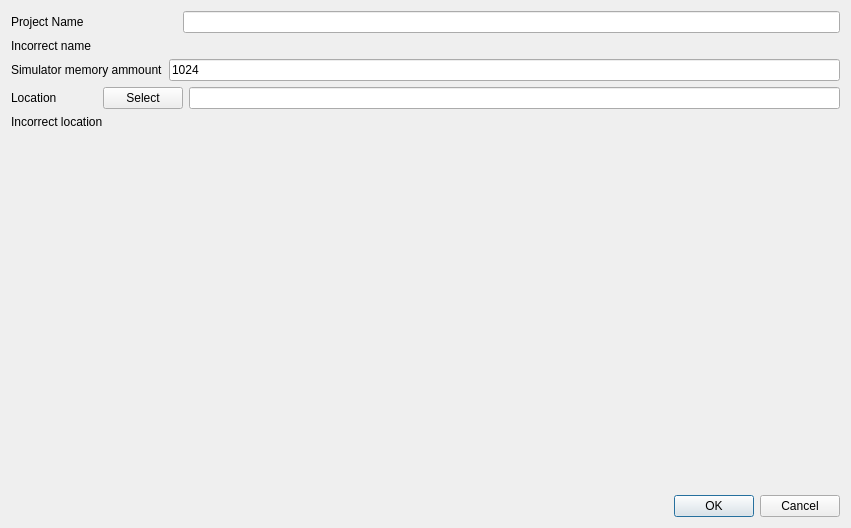
First picture: the form in src/dialogs/createprojectwindow.ui, repository N1vn0vem8er/8080ide, before the edit.
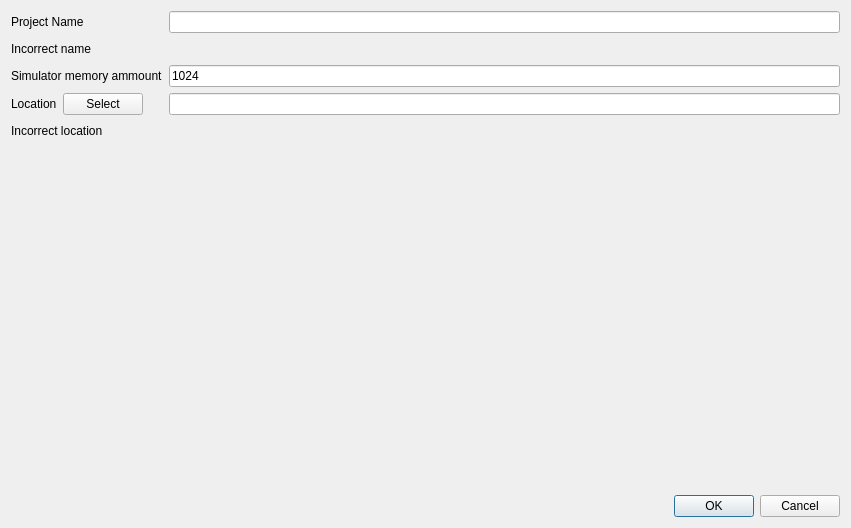
Second picture: the form after the edit.

Commit message: Changed createprojectwindow layout and fixed typos

Diff of the .ui file:
```diff
--- a/src/dialogs/createprojectwindow.ui
+++ b/src/dialogs/createprojectwindow.ui
@@ -20,54 +20,57 @@
    <item>
     <layout class="QVBoxLayout" name="locationLine">
      <item>
-      <layout class="QHBoxLayout" name="nameLine">
-       <item>
+      <layout class="QFormLayout" name="formLayout">
+       <item row="2" column="0">
         <widget class="QLabel" name="nameLabel">
          <property name="text">
-          <string>Project Name                            </string>
+          <string>Project Name</string>
          </property>
         </widget>
        </item>
-       <item>
+       <item row="2" column="1">
         <widget class="QLineEdit" name="projectName"/>
        </item>
-      </layout>
-     </item>
-     <item>
-      <layout class="QHBoxLayout" name="badNameLine">
-       <item>
+       <item row="3" column="0">
         <widget class="QLabel" name="badNameLabel">
          <property name="text">
           <string>&lt;html&gt;&lt;head/&gt;&lt;body&gt;&lt;p&gt;Incorrect name&lt;/p&gt;&lt;/body&gt;&lt;/html&gt;</string>
          </property>
         </widget>
        </item>
-      </layout>
-     </item>
-     <item>
-      <layout class="QHBoxLayout" name="memoryLine">
-       <item>
+       <item row="3" column="1">
+        <spacer name="horizontalSpacer">
+         <property name="orientation">
+          <enum>Qt::Horizontal</enum>
+         </property>
+         <property name="sizeHint" stdset="0">
+          <size>
+           <width>40</width>
+           <height>20</height>
+          </size>
+         </property>
+        </spacer>
+       </item>
+       <item row="4" column="0">
         <widget class="QLabel" name="memoryLabel">
          <property name="text">
           <string>Simulator memory ammount</string>
          </property>
         </widget>
        </item>
-       <item>
+       <item row="4" column="1">
         <widget class="QLineEdit" name="memorySize">
          <property name="text">
           <string>1024</string>
          </property>
         </widget>
        </item>
-      </layout>
-     </item>
-     <item>
-      <layout class="QHBoxLayout" name="horizontalLayout">
+       <item row="5" column="0">
+        <layout class="QHBoxLayout" name="horizontalLayout_3">
        <item>
         <widget class="QLabel" name="locationLabel">
          <property name="text">
-          <string>Location            </string>
+            <string>Location</string>
          </property>
         </widget>
        </item>
@@ -78,14 +81,12 @@
          </property>
         </widget>
        </item>
-       <item>
+        </layout>
+       </item>
+       <item row="5" column="1">
         <widget class="QLineEdit" name="locationPath"/>
        </item>
-      </layout>
-     </item>
-     <item>
-      <layout class="QHBoxLayout" name="locationInfoLine">
-       <item>
+       <item row="6" column="0">
         <widget class="QLabel" name="checkPathLabel">
          <property name="locale">
           <locale language="English" country="UnitedStates"/>
@@ -95,6 +96,19 @@
          </property>
         </widget>
        </item>
+       <item row="6" column="1">
+        <spacer name="horizontalSpacer_2">
+         <property name="orientation">
+          <enum>Qt::Horizontal</enum>
+         </property>
+         <property name="sizeHint" stdset="0">
+          <size>
+           <width>40</width>
+           <height>20</height>
+          </size>
+         </property>
+        </spacer>
+       </item>
       </layout>
      </item>
      <item>
```
Lines whose indentation alone changed are shown as unchanged. The commit also changes 3 other files.
